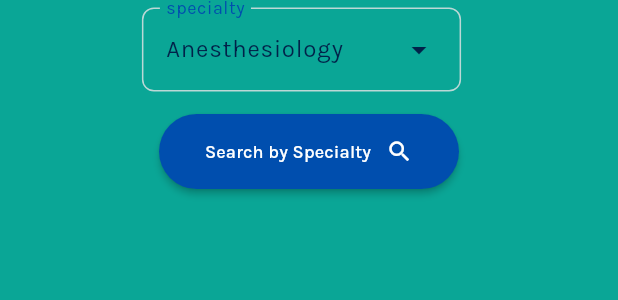
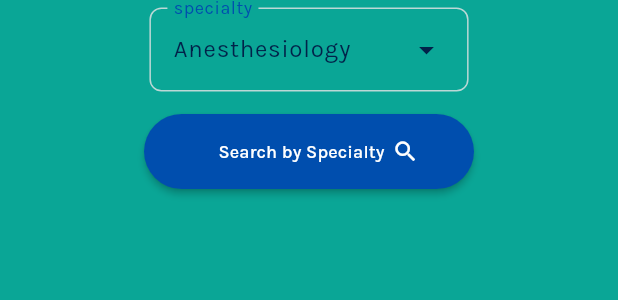
Before and after one commit to danielavelosar/medisync_front, a Flutter app: the DropdownSpecialties widget shown alone on an empty page, opened directly with empty values, on a phone screen of 412 x 824 dp. Shown: the top 300 px of the screen. Run offline on Flutter 3.47's test engine with Material 2 defaults, Android fonts, the phone set to English and light mode, and no system bars; our stand-ins replace google_fonts, graphql_flutter; accounts and stored records are empty; network calls fail.

Commit message:
media query

```diff
--- a/lib/presentation/widgets/dropdown_specialties.dart
+++ b/lib/presentation/widgets/dropdown_specialties.dart
@@ -25,10 +25,7 @@ class _DropdownSpecialtiesState extends State<DropdownSpecialties> {
     ];
 
     return SizedBox(
-      width: MediaQuery.of(context).size.width > 800
-          ? MediaQuery.of(context).size.width / 2
-          : 450,
-      child: MediaQuery.of(context).size.width > 800
+      child: MediaQuery.of(context).size.width > 1100
           ? Row(
               mainAxisAlignment: MainAxisAlignment.center,
               crossAxisAlignment: CrossAxisAlignment.start,
@@ -110,42 +107,26 @@ class _DropdownSpecialtiesState extends State<DropdownSpecialties> {
               ],
             )
           : SizedBox(
-              width: 10,
-              child: DecoratedBox(
-                decoration: BoxDecoration(
-                  color: Colors.transparent,
-                  borderRadius: BorderRadius.circular(8),
-                ),
               child: Center(
                 child: Column(
                   mainAxisAlignment: MainAxisAlignment.start,
                   crossAxisAlignment: CrossAxisAlignment.center,
                   children: [
-                      Container(
-                        child: Column(
-                          crossAxisAlignment: CrossAxisAlignment.center,
-                          children: <Widget>[
                     Padding(
                       padding: const EdgeInsets.symmetric(vertical: 5),
-                              child: Row(
-                                mainAxisAlignment: MainAxisAlignment.center,
-                                children: <Widget>[
-                                  DropdownMenu<Specialty>(
+                      child: DropdownMenu<Specialty>(
                         initialSelection: Specialty.Anesthesiology,
                         controller: specialtyController,
                         label: Text('specialty',
                             style: TextStyle(
-                                            color: Theme.of(context)
-                                                .colorScheme
-                                                .primary)),
+                                color: Theme.of(context).colorScheme.primary)),
                         inputDecorationTheme: Theme.of(context)
                             .inputDecorationTheme
                             .copyWith(
                                 border: OutlineInputBorder(
-                                                borderRadius:
-                                                    BorderRadius.circular(8),
-                                                borderSide: BorderSide(
-                                                    color: Colors.black)),
+                                    borderRadius: BorderRadius.circular(8),
+                                    borderSide:
+                                        BorderSide(color: Colors.black)),
                                 fillColor: Colors.white),
                         dropdownMenuEntries: specialtyEntries,
                         onSelected: (Specialty? specialty) {
@@ -153,12 +134,6 @@ class _DropdownSpecialtiesState extends State<DropdownSpecialties> {
                             selectedSpecialty = specialty;
                           });
                         },
-                                  ),
-                                  const SizedBox(width: 10),
-                                ],
-                              ),
-                            ),
-                          ],
                       ),
                     ),
                     Padding(
@@ -168,7 +143,7 @@ class _DropdownSpecialtiesState extends State<DropdownSpecialties> {
                             elevation: 2,
                             fixedSize: MediaQuery.of(context).size.width > 800
                                 ? const Size(300, 50)
-                                  : const Size(200, 50),
+                                : const Size(220, 50),
                             backgroundColor:
                                 Theme.of(context).colorScheme.primary,
                             textStyle: Theme.of(context).textTheme.titleSmall,
@@ -182,17 +157,25 @@ class _DropdownSpecialtiesState extends State<DropdownSpecialties> {
                                         token: widget.token,
                                         tokenType: widget.tokenType)));
                           },
-                            child: const Row(
+                          child: Row(
                             mainAxisAlignment: MainAxisAlignment.center,
                             children: [
                               Text(
                                 "Search by Specialty",
                                 style: TextStyle(color: Colors.white),
                               ),
-                                SizedBox(width: 10),
-                                Icon(
+                              SizedBox(
+                                  width: MediaQuery.of(context).size.width > 800
+                                      ? 10
+                                      : 5),
+                              SizedBox(
+                                width: MediaQuery.of(context).size.width > 800
+                                    ? 10
+                                    : 5,
+                                child: Icon(
                                   Icons.search,
                                   color: Colors.white,
+                                ),
                               )
                             ],
                           )),
@@ -201,7 +184,6 @@ class _DropdownSpecialtiesState extends State<DropdownSpecialties> {
                 ),
               ),
             ),
-            ),
     );
   }
 }
```
Also changed, not shown: lib/main.dart (+3 -4 lines), lib/presentation/screens/all_appointments.dart (+9 -1 lines), lib/presentation/screens/home_page.dart (+86 -48 lines), lib/presentation/screens/login_page.dart (+42 -29 lines), lib/presentation/screens/search_page.dart (+9 -3 lines), lib/presentation/widgets/appointments_widget.dart (+28 -19 lines), lib/assets/images/bg_main.png (added), lib/assets/images/bg_main.svg (added), 5 other files. Lines whose indentation alone changed are shown as unchanged.
